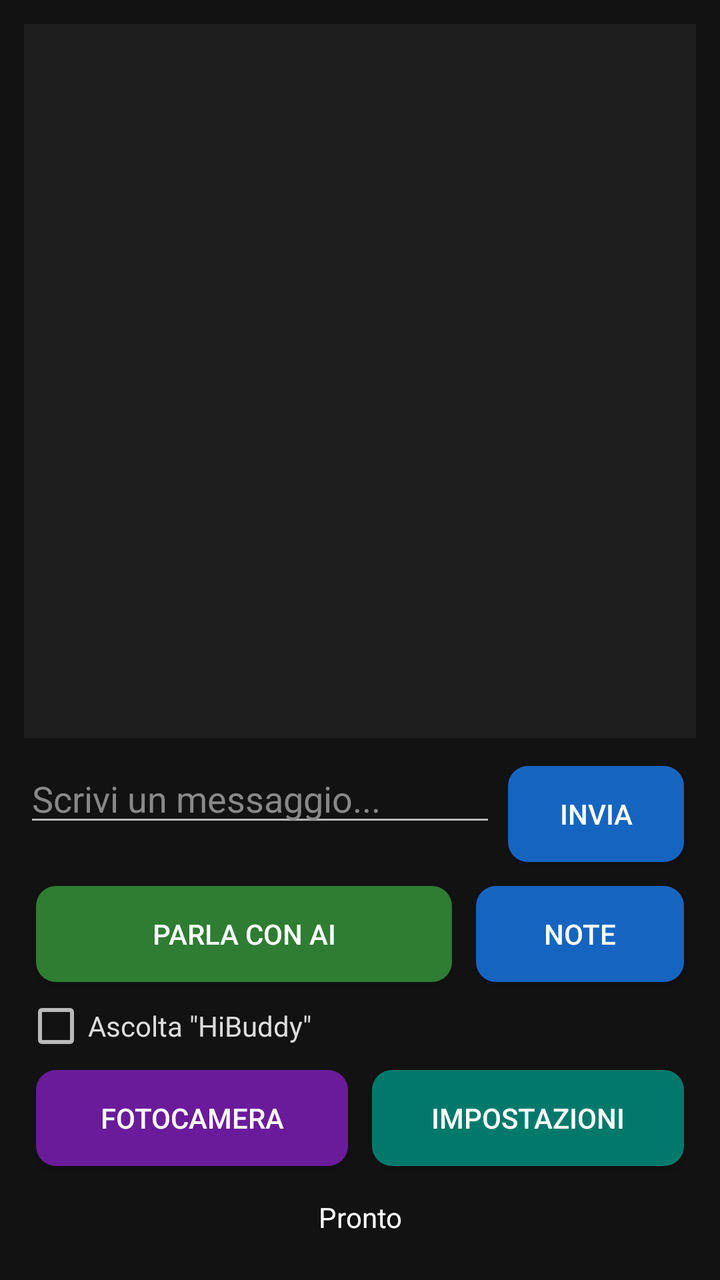
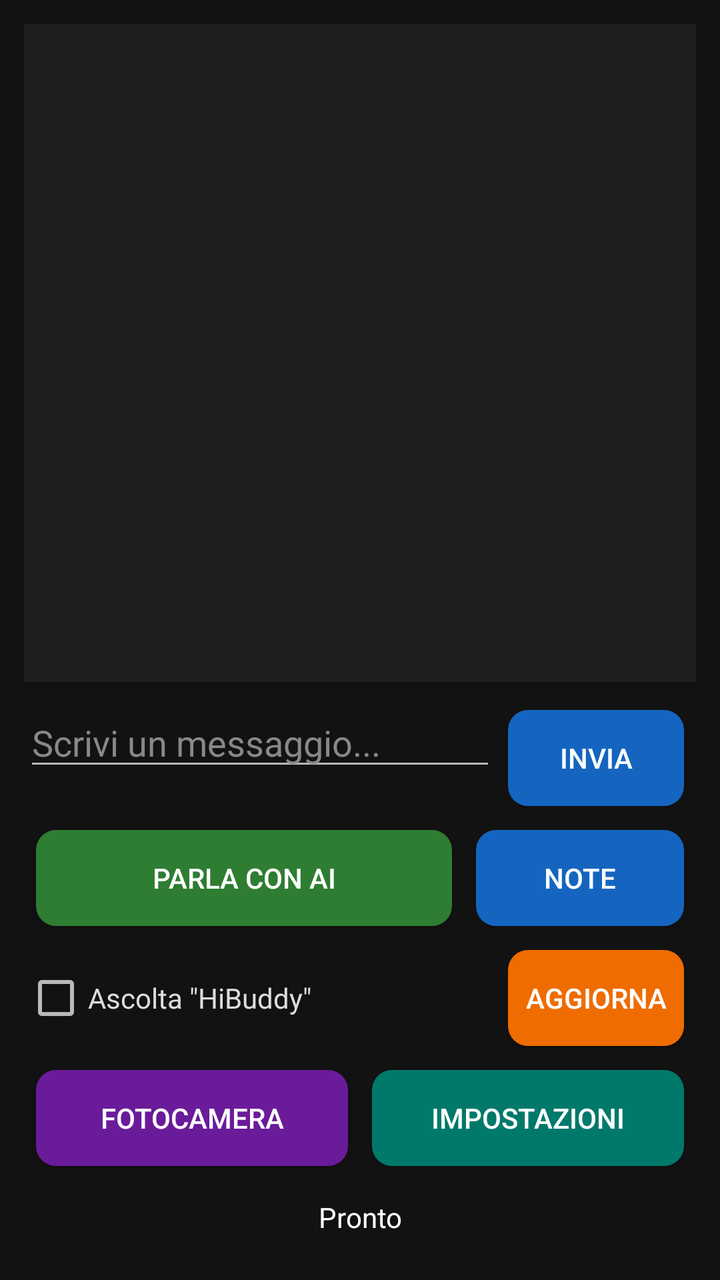

Screens rendered from an Android XML layout before and after an edit, with the pre-edit source and the edit as a unified diff.
<!-- AndroidManifest.xml: application theme Theme.AppCompat.NoActionBar -->
<!-- res/layout/activity_main.xml -->
<?xml version="1.0" encoding="utf-8"?>
<LinearLayout xmlns:android="http://schemas.android.com/apk/res/android"
    android:layout_width="match_parent"
    android:layout_height="match_parent"
    android:orientation="vertical"
    android:padding="12dp"
    android:background="#121212">

    <LinearLayout
        android:id="@+id/screenChat"
        android:layout_width="match_parent"
        android:layout_height="0dp"
        android:layout_weight="1"
        android:orientation="vertical">

        <ScrollView
            android:id="@+id/transcriptScroll"
            android:layout_width="match_parent"
            android:layout_height="0dp"
            android:layout_weight="1"
            android:background="#1E1E1E">

            <TextView
                android:id="@+id/tvTranscript"
                android:layout_width="match_parent"
                android:layout_height="wrap_content"
                android:padding="8dp"
                android:textColor="#DDDDDD"
                android:textSize="14sp"
                android:text="" />
        </ScrollView>

        <LinearLayout
            android:layout_width="match_parent"
            android:layout_height="wrap_content"
            android:orientation="horizontal"
            android:paddingTop="8dp">

            <EditText
                android:id="@+id/etMessage"
                android:layout_width="0dp"
                android:layout_height="wrap_content"
                android:layout_weight="1"
                android:hint="Scrivi un messaggio..."
                android:textColor="#FFFFFF"
                android:textColorHint="#888888"
                android:inputType="textCapSentences"
                android:imeOptions="actionSend"
                android:maxLines="3" />

            <Button
                android:id="@+id/btnSendText"
                android:background="@drawable/btn_blue"
                android:backgroundTint="@null"
                android:layout_margin="6dp"
                android:textColor="#FFFFFF"
                android:layout_width="wrap_content"
                android:layout_height="wrap_content"
                android:text="Invia" />
        </LinearLayout>

        <LinearLayout
            android:layout_width="match_parent"
            android:layout_height="wrap_content"
            android:orientation="horizontal">

            <Button
                android:id="@+id/btnConnect"
                android:background="@drawable/btn_green"
                android:backgroundTint="@null"
                android:layout_margin="6dp"
                android:textColor="#FFFFFF"
                android:layout_width="0dp"
                android:layout_height="wrap_content"
                android:layout_weight="2"
                android:text="Parla con AI" />

            <Button
                android:id="@+id/btnNotes"
                android:background="@drawable/btn_blue"
                android:backgroundTint="@null"
                android:layout_margin="6dp"
                android:textColor="#FFFFFF"
                android:layout_width="0dp"
                android:layout_height="wrap_content"
                android:layout_weight="1"
                android:text="Note" />
        </LinearLayout>

        <LinearLayout
            android:layout_width="match_parent"
            android:layout_height="wrap_content"
            android:orientation="horizontal"
            android:gravity="center_vertical">

            <CheckBox
                android:id="@+id/cbWake"
                android:layout_width="0dp"
                android:layout_height="wrap_content"
                android:layout_weight="1"
                android:text="Ascolta &quot;HiBuddy&quot;"
                android:textColor="#DDDDDD" />

            <Button
                android:id="@+id/btnUpdate"
                android:background="@drawable/btn_orange"
                android:backgroundTint="@null"
                android:layout_margin="6dp"
                android:textColor="#FFFFFF"
                android:layout_width="wrap_content"
                android:layout_height="wrap_content"
                android:text="Aggiorna"
                android:visibility="gone" />
        </LinearLayout>

        <LinearLayout
            android:layout_width="match_parent"
            android:layout_height="wrap_content"
            android:orientation="horizontal">

            <Button
                android:id="@+id/btnOpenCamera"
                android:background="@drawable/btn_purple"
                android:backgroundTint="@null"
                android:layout_margin="6dp"
                android:textColor="#FFFFFF"
                android:layout_width="0dp"
                android:layout_height="wrap_content"
                android:layout_weight="1"
                android:text="Fotocamera" />

            <Button
                android:id="@+id/btnOpenSettings"
                android:background="@drawable/btn_teal"
                android:backgroundTint="@null"
                android:layout_margin="6dp"
                android:textColor="#FFFFFF"
                android:layout_width="0dp"
                android:layout_height="wrap_content"
                android:layout_weight="1"
                android:text="Impostazioni" />
        </LinearLayout>
    </LinearLayout>

    <LinearLayout
        android:id="@+id/screenCamera"
        android:layout_width="match_parent"
        android:layout_height="0dp"
        android:layout_weight="1"
        android:orientation="vertical"
        android:visibility="gone">

        <SurfaceView
            android:id="@+id/cameraPreview"
            android:layout_width="match_parent"
            android:layout_height="0dp"
            android:layout_weight="1" />

        <LinearLayout
            android:layout_width="match_parent"
            android:layout_height="wrap_content"
            android:orientation="horizontal"
            android:paddingTop="8dp">

            <Button
                android:id="@+id/btnSendFrame"
                android:background="@drawable/btn_purple"
                android:backgroundTint="@null"
                android:layout_margin="6dp"
                android:textColor="#FFFFFF"
                android:layout_width="0dp"
                android:layout_height="wrap_content"
                android:layout_weight="1"
                android:text="Invia Foto" />

            <Button
                android:id="@+id/btnCloseCamera"
                android:background="@drawable/btn_gray"
                android:backgroundTint="@null"
                android:layout_margin="6dp"
                android:textColor="#FFFFFF"
                android:layout_width="0dp"
                android:layout_height="wrap_content"
                android:layout_weight="1"
                android:text="Chiudi" />
        </LinearLayout>
    </LinearLayout>

    <LinearLayout
        android:id="@+id/screenSettings"
        android:layout_width="match_parent"
        android:layout_height="0dp"
        android:layout_weight="1"
        android:orientation="vertical"
        android:visibility="gone">

        <TextView
            android:layout_width="match_parent"
            android:layout_height="wrap_content"
            android:text="Chiave API Gemini"
            android:textColor="#FFFFFF"
            android:paddingBottom="4dp" />

        <LinearLayout
            android:layout_width="match_parent"
            android:layout_height="wrap_content"
            android:orientation="horizontal"
            android:paddingBottom="16dp">

            <EditText
                android:id="@+id/etApiKey"
                android:layout_width="0dp"
                android:layout_height="wrap_content"
                android:layout_weight="1"
                android:hint="Incolla API Key Gemini..."
                android:textColor="#FFFFFF"
                android:textColorHint="#888888"
                android:inputType="textPassword"
                android:singleLine="true" />

            <Button
                android:id="@+id/btnSaveKey"
                android:background="@drawable/btn_blue"
                android:backgroundTint="@null"
                android:layout_margin="6dp"
                android:textColor="#FFFFFF"
                android:layout_width="wrap_content"
                android:layout_height="wrap_content"
                android:text="Salva" />
        </LinearLayout>

        <TextView
            android:layout_width="match_parent"
            android:layout_height="wrap_content"
            android:text="Voce"
            android:textColor="#FFFFFF"
            android:paddingBottom="4dp" />

        <Spinner
            android:id="@+id/spVoice"
            android:layout_width="match_parent"
            android:layout_height="wrap_content"
            android:background="#303030"
            android:popupBackground="#303030" />

        <TextView
            android:layout_width="match_parent"
            android:layout_height="wrap_content"
            android:text="La voce scelta vale dalla sessione successiva."
            android:textColor="#AAAAAA"
            android:textSize="12sp"
            android:paddingTop="8dp"
            android:paddingBottom="16dp" />

        <Button
            android:id="@+id/btnCloseSettings"
                android:background="@drawable/btn_gray"
                android:backgroundTint="@null"
                android:layout_margin="6dp"
                android:textColor="#FFFFFF"
            android:layout_width="match_parent"
            android:layout_height="wrap_content"
            android:text="Chiudi" />
    </LinearLayout>

    <TextView
        android:id="@+id/statusText"
        android:layout_width="match_parent"
        android:layout_height="wrap_content"
        android:text="Pronto"
        android:textColor="#FFFFFF"
        android:padding="10dp"
        android:gravity="center" />
</LinearLayout>
<!-- resources referenced by this layout -->
<resources>
  <!-- drawable btn_blue (drawable) -->
  <?xml version="1.0" encoding="utf-8"?>
  <shape xmlns:android="http://schemas.android.com/apk/res/android"
      android:shape="rectangle">
      <solid android:color="#1565C0" />
      <corners android:radius="10dp" />
  </shape>
  <!-- drawable btn_gray (drawable) -->
  <?xml version="1.0" encoding="utf-8"?>
  <shape xmlns:android="http://schemas.android.com/apk/res/android"
      android:shape="rectangle">
      <solid android:color="#455A64" />
      <corners android:radius="10dp" />
  </shape>
  <!-- drawable btn_green (drawable) -->
  <?xml version="1.0" encoding="utf-8"?>
  <shape xmlns:android="http://schemas.android.com/apk/res/android"
      android:shape="rectangle">
      <solid android:color="#2E7D32" />
      <corners android:radius="10dp" />
  </shape>
  <!-- drawable btn_orange (drawable) -->
  <?xml version="1.0" encoding="utf-8"?>
  <shape xmlns:android="http://schemas.android.com/apk/res/android"
      android:shape="rectangle">
      <solid android:color="#EF6C00" />
      <corners android:radius="10dp" />
  </shape>
  <!-- drawable btn_purple (drawable) -->
  <?xml version="1.0" encoding="utf-8"?>
  <shape xmlns:android="http://schemas.android.com/apk/res/android"
      android:shape="rectangle">
      <solid android:color="#6A1B9A" />
      <corners android:radius="10dp" />
  </shape>
  <!-- drawable btn_teal (drawable) -->
  <?xml version="1.0" encoding="utf-8"?>
  <shape xmlns:android="http://schemas.android.com/apk/res/android"
      android:shape="rectangle">
      <solid android:color="#00796B" />
      <corners android:radius="10dp" />
  </shape>
</resources>

<!-- the commit's change to res/layout/activity_main.xml (unified diff, before → after) -->
@@ -109,8 +109,7 @@
                 android:textColor="#FFFFFF"
                 android:layout_width="wrap_content"
                 android:layout_height="wrap_content"
-                android:text="Aggiorna"
-                android:visibility="gone" />
+                android:text="Aggiorna" />
         </LinearLayout>
 
         <LinearLayout
